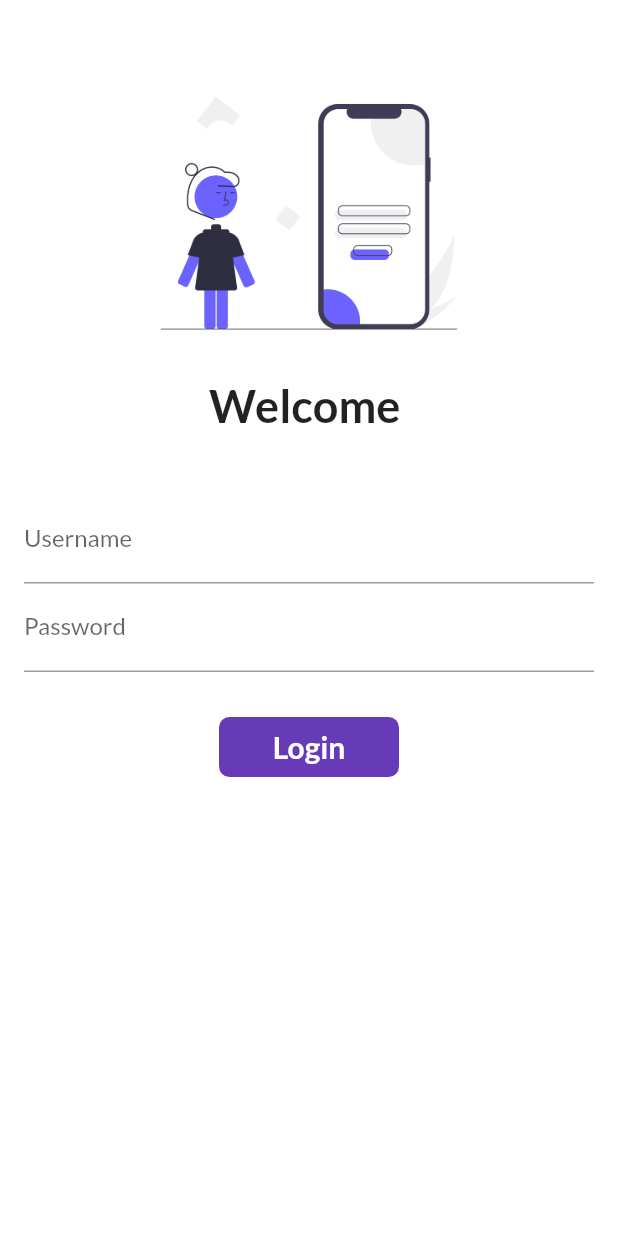
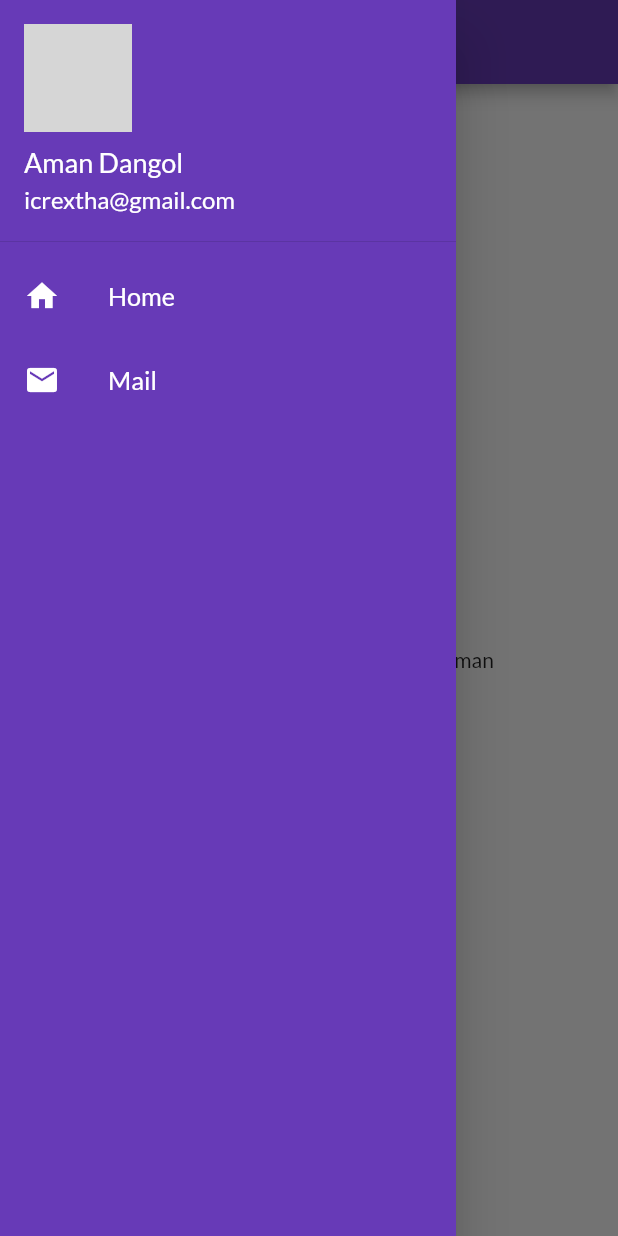
Before and after one commit to amandangol/flutter-moments, a Flutter app: the screen it shows after launch, with the side drawer open (before the commit the screen has no drawer), on a phone screen of 412 x 824 dp. Run offline on Flutter 3.47's test engine with Material 2 defaults, Android fonts, the phone set to English and light mode, and no system bars; our stand-ins replace google_fonts; network calls fail; grey boxes are pictures that could not be loaded.

Commit message:
day9 completed

```diff
--- a/lib/main.dart
+++ b/lib/main.dart
@@ -22,7 +22,8 @@ class MyApp extends StatelessWidget {
       darkTheme: ThemeData(
         brightness: Brightness.dark,
       ),
-      initialRoute: "/",
+      debugShowCheckedModeBanner: false,
+      initialRoute: MyRoutes.homeRoute,
       routes: {
         "/": (context) => LoginPage(),
         MyRoutes.homeRoute: (context) => HomePage(),
--- a/lib/pages/home_page.dart
+++ b/lib/pages/home_page.dart
@@ -1,4 +1,5 @@
 import 'package:flutter/material.dart';
+import 'package:flutter_application_1/pages/widgets/drawer.dart';
 
 class HomePage extends StatelessWidget {
   @override
@@ -12,6 +13,6 @@ class HomePage extends StatelessWidget {
             child: Text("Welcome to the CATALOG App by Aman"),
           ),
         ),
-        drawer: Drawer());
+        drawer: MyDrawer());
   }
 }
--- a/lib/pages/login_page.dart
+++ b/lib/pages/login_page.dart
@@ -40,7 +40,6 @@ class _LoginPageState extends State<LoginPage> {
                 Image.asset(
                   "assets/img/login_img.png",
                   fit: BoxFit.cover,
-                  height: 200,
                 ),
                 const SizedBox(
                   height: 10,
--- /dev/null
+++ b/lib/pages/widgets/drawer.dart
@@ -0,0 +1,63 @@
+import 'package:flutter/cupertino.dart';
+import 'package:flutter/material.dart';
+
+class MyDrawer extends StatelessWidget {
+  const MyDrawer({Key? key}) : super(key: key);
+
+  @override
+  Widget build(BuildContext context) {
+    final imageUrl =
+        "https://scontent.fktm8-1.fna.fbcdn.net/v/t1.6435-9/177973105_1011568335915916_5419344597468268653_n.jpg?_nc_cat=106&ccb=1-5&_nc_sid=174925&_nc_ohc=z1shNB35eQ8AX9iKTuV&tn=qE9F48VZYyNVchxV&_nc_ht=scontent.fktm8-1.fna&oh=00_AT-va94frEfCUZEnHADR3L4NcpowTAsQhHFCLcrXE8XK-g&oe=625DD5EC";
+    return Drawer(
+      child: Container(
+        color: Colors.deepPurple,
+        child: ListView(
+          children: [
+            DrawerHeader(
+              padding: EdgeInsets.zero,
+              child: UserAccountsDrawerHeader(
+                margin: EdgeInsets.zero,
+                decoration: BoxDecoration(color: Colors.deepPurple),
+                accountName: const Text(
+                  "Aman Dangol",
+                  style: TextStyle(color: Colors.white, fontSize: 18),
+                ),
+                accountEmail: const Text(
+                  "icrextha@gmail.com",
+                  style: TextStyle(color: Colors.white, fontSize: 16),
+                ),
+                currentAccountPicture: CircleAvatar(
+                  backgroundImage: NetworkImage(imageUrl),
+                ),
+              ),
+            ),
+            const ListTile(
+              leading: Icon(
+                Icons.home,
+                color: Colors.white,
+              ),
+              title: Text(
+                "Home",
+                textScaleFactor: 1.2,
+                style: TextStyle(
+                  color: Colors.white,
+                ),
+              ),
+            ),
+            const ListTile(
+              leading: Icon(
+                Icons.mail,
+                color: Colors.white,
+              ),
+              title: Text(
+                "Mail",
+                textScaleFactor: 1.2,
+                style: TextStyle(color: Colors.white),
+              ),
+            )
+          ],
+        ),
+      ),
+    );
+  }
+}
```
